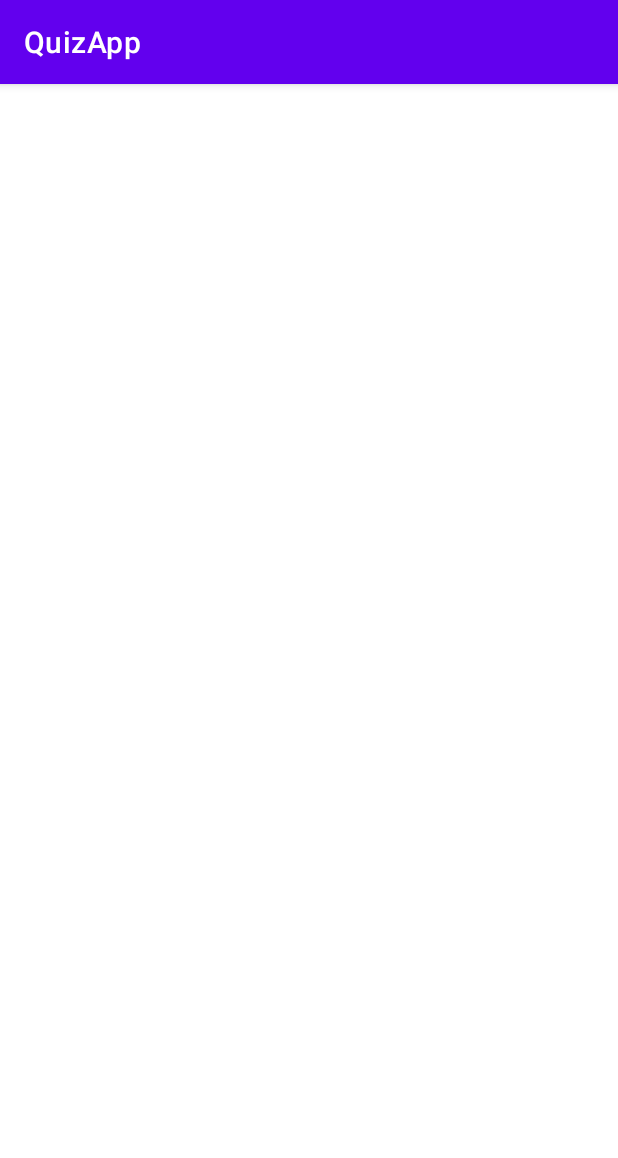
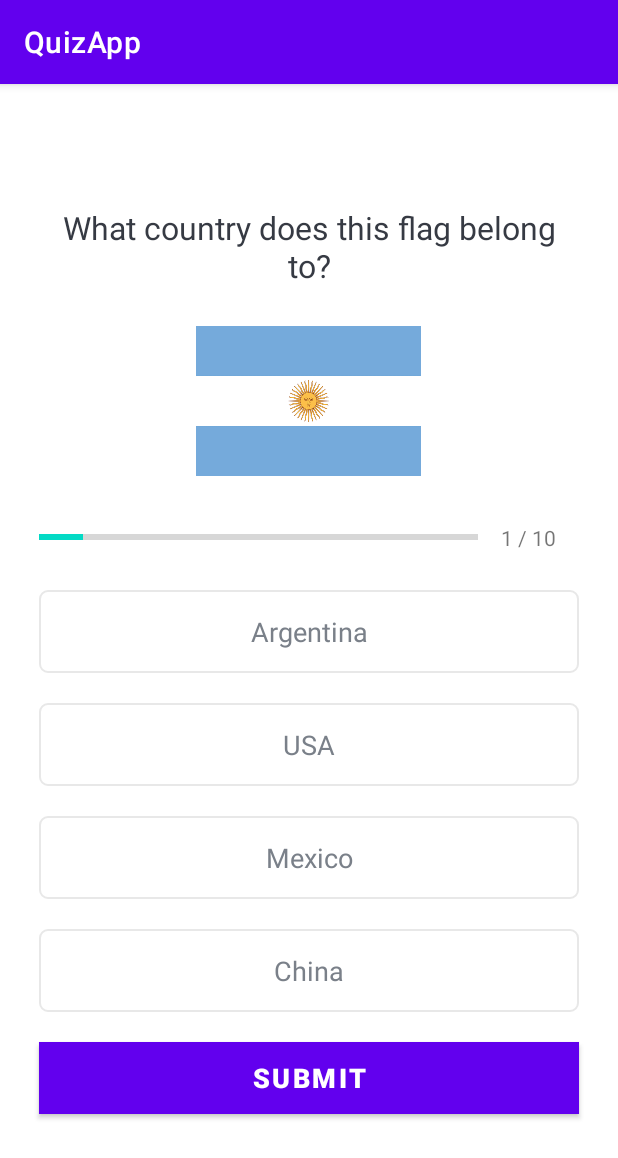
Before and after one commit to NaZeRhal/QuizApp, an Android app: the QuizQuestionsActivity screen opened directly, with no data from a screen before it, on a phone screen of 412 x 824 dp. Shown: the top 1158 px of the screen. Run offline under Robolectric (Android 15) with nearby library versions, the phone set to English and light mode, and no system bars.

Commit message:
Added quiz question activity

```diff
--- a/app/src/main/java/com/maxrzhe/quizapp/Constants.kt
+++ b/app/src/main/java/com/maxrzhe/quizapp/Constants.kt
@@ -12,8 +12,77 @@ object Constants {
             optionTwo = "USA",
             optionThree = "Mexico",
             optionFour = "China",
-            correctAnswer = 0
+            correctAnswer = 1
         )
+        val qu2 = Question(
+            id = 2,
+            question = "What country does this flag belong to?",
+            image = R.drawable.ic_flag_china,
+            optionOne = "Germany",
+            optionTwo = "Italy",
+            optionThree = "China",
+            optionFour = "Japan",
+            correctAnswer = 3
+        )
+        val qu3 = Question(
+            id = 3,
+            question = "What country does this flag belong to?",
+            image = R.drawable.ic_flag_france,
+            optionOne = "Portugal",
+            optionTwo = "France",
+            optionThree = "Sweden",
+            optionFour = "Ireland",
+            correctAnswer = 2
+        )
+        val qu4 = Question(
+            id = 4,
+            question = "What country does this flag belong to?",
+            image = R.drawable.ic_flag_sweden,
+            optionOne = "Argentina",
+            optionTwo = "Spain",
+            optionThree = "Sweden",
+            optionFour = "Germany",
+            correctAnswer = 3
+        )
+        val qu5 = Question(
+            id = 5,
+            question = "What country does this flag belong to?",
+            image = R.drawable.ic_flag_ireland,
+            optionOne = "Mexico",
+            optionTwo = "Portugal",
+            optionThree = "Sweden",
+            optionFour = "Ireland",
+            correctAnswer = 4
+        )
+
+        val qu6 = Question(
+            id = 6,
+            question = "What country does this flag belong to?",
+            image = R.drawable.ic_flag_italy,
+            optionOne = "Italy",
+            optionTwo = "France",
+            optionThree = "USA",
+            optionFour = "China",
+            correctAnswer = 1
+        )
+        val qu7 = Question(
+            id = 7,
+            question = "What country does this flag belong to?",
+            image = R.drawable.ic_flag_germany,
+            optionOne = "China",
+            optionTwo = "Ireland",
+            optionThree = "Spain",
+            optionFour = "Germany",
+            correctAnswer = 4
+        )
+
+        questionsList.add(qu1)
+        questionsList.add(qu2)
+        questionsList.add(qu3)
+        questionsList.add(qu4)
+        questionsList.add(qu5)
+        questionsList.add(qu6)
+        questionsList.add(qu7)
         return questionsList
     }
 }
--- a/app/src/main/java/com/maxrzhe/quizapp/QuizQuestionsActivity.kt
+++ b/app/src/main/java/com/maxrzhe/quizapp/QuizQuestionsActivity.kt
@@ -1,11 +1,122 @@
 package com.maxrzhe.quizapp
 
+import android.graphics.Typeface
 import androidx.appcompat.app.AppCompatActivity
 import android.os.Bundle
+import android.view.View
+import android.widget.TextView
+import androidx.core.content.ContextCompat
+import com.maxrzhe.quizapp.databinding.ActivityQuizQuestionsBinding
 
-class QuizQuestionsActivity : AppCompatActivity() {
+class QuizQuestionsActivity : AppCompatActivity(), View.OnClickListener {
+    private lateinit var binder: ActivityQuizQuestionsBinding
+    private lateinit var mQuestionList: List<Question>
+
+    private var mCurrentPosition: Int = 1
+    private var mSelectedOptionPosition: Int = 0
+
+
     override fun onCreate(savedInstanceState: Bundle?) {
         super.onCreate(savedInstanceState)
-        setContentView(R.layout.activity_quiz_questions_actiivity)
+        binder = ActivityQuizQuestionsBinding.inflate(layoutInflater)
+
+        with(binder) {
+            val view = root
+            setContentView(view)
+            mQuestionList = Constants.getQuestions()
+
+            setQuestion()
+
+            tvOptionOne.setOnClickListener(this@QuizQuestionsActivity)
+            tvOptionTwo.setOnClickListener(this@QuizQuestionsActivity)
+            tvOptionThree.setOnClickListener(this@QuizQuestionsActivity)
+            tvOptionFour.setOnClickListener(this@QuizQuestionsActivity)
+
+            btnSubmit.setOnClickListener(this@QuizQuestionsActivity)
+        }
+
+
+    }
+
+    private fun setQuestion() {
+        with(binder) {
+
+            val question = mQuestionList[mCurrentPosition - 1]
+
+            defaultOptionView()
+
+            pbProgress.progress = mCurrentPosition
+
+            val progressText = "$mCurrentPosition / ${pbProgress.max}"
+            tvProgress.text = progressText
+
+            tvQuestionId.text = question.question
+            ivImage.setImageResource(question.image)
+            tvOptionOne.text = question.optionOne
+            tvOptionTwo.text = question.optionTwo
+            tvOptionThree.text = question.optionThree
+            tvOptionFour.text = question.optionFour
+        }
+    }
+
+    private fun defaultOptionView() {
+        val options = ArrayList<TextView>()
+        with(binder) {
+            options.add(0, tvOptionOne)
+            options.add(1, tvOptionTwo)
+            options.add(2, tvOptionThree)
+            options.add(3, tvOptionFour)
+        }
+
+        options.forEach {
+            it.setTextColor(ContextCompat.getColor(this, R.color.textHint))
+            it.typeface = Typeface.DEFAULT
+            it.background = ContextCompat.getDrawable(this, R.drawable.default_option_border_bg)
+        }
+    }
+
+    private fun selectedOptionView(tv: TextView, selectedNum: Int) {
+        defaultOptionView()
+        mSelectedOptionPosition = selectedNum
+        with(tv) {
+            setTextColor(ContextCompat.getColor(this@QuizQuestionsActivity, R.color.textMain))
+            setTypeface(typeface, Typeface.BOLD)
+            background =
+                ContextCompat.getDrawable(this@QuizQuestionsActivity, R.drawable.selected_option_border_bg)
+        }
+    }
+
+    private fun answerView(answer: Int, drawableView: Int) {
+        with(binder) {
+            when (answer) {
+                1 -> tvOptionOne.background =
+                    ContextCompat.getDrawable(this@QuizQuestionsActivity, drawableView)
+                2 -> tvOptionTwo.background =
+                    ContextCompat.getDrawable(this@QuizQuestionsActivity, drawableView)
+                3 -> tvOptionThree.background =
+                    ContextCompat.getDrawable(this@QuizQuestionsActivity, drawableView)
+                4 -> tvOptionFour.background =
+                    ContextCompat.getDrawable(this@QuizQuestionsActivity, drawableView)
+
+            }
+        }
+
+    }
+
+    override fun onClick(v: View?) {
+        with(binder) {
+            when (v?.id) {
+                tvOptionOne.id -> selectedOptionView(tvOptionOne, 1)
+                tvOptionTwo.id -> selectedOptionView(tvOptionTwo, 2)
+                tvOptionThree.id -> selectedOptionView(tvOptionThree, 3)
+                tvOptionFour.id -> selectedOptionView(tvOptionFour, 4)
+                btnSubmit.id -> {
+                    if (mSelectedOptionPosition == 0) {
+                        mCurrentPosition++
+                    }
+                }
+            }
+        }
+
     }
 }
--- /dev/null
+++ b/app/src/main/res/drawable/correct_option_border_bg.xml
@@ -0,0 +1,7 @@
+<?xml version="1.0" encoding="utf-8"?>
+<shape xmlns:android="http://schemas.android.com/apk/res/android"
+    android:shape="rectangle">
+    <solid android:color="@android:color/holo_green_light" />
+    <corners android:radius="5dp"/>
+
+</shape>
--- /dev/null
+++ b/app/src/main/res/drawable/default_option_border_bg.xml
@@ -0,0 +1,10 @@
+<?xml version="1.0" encoding="utf-8"?>
+<shape xmlns:android="http://schemas.android.com/apk/res/android"
+    android:shape="rectangle">
+    <stroke
+        android:width="1dp"
+        android:color="#E8E8E8" />
+    <solid android:color="@android:color/white" />
+    <corners android:radius="5dp"/>
+
+</shape>
--- /dev/null
+++ b/app/src/main/res/drawable/incorrect_option_border_bg.xml
@@ -0,0 +1,7 @@
+<?xml version="1.0" encoding="utf-8"?>
+<shape xmlns:android="http://schemas.android.com/apk/res/android"
+    android:shape="rectangle">
+    <solid android:color="@android:color/holo_red_light" />
+    <corners android:radius="5dp"/>
+
+</shape>
--- /dev/null
+++ b/app/src/main/res/drawable/selected_option_border_bg.xml
@@ -0,0 +1,10 @@
+<?xml version="1.0" encoding="utf-8"?>
+<shape xmlns:android="http://schemas.android.com/apk/res/android"
+    android:shape="rectangle">
+    <stroke
+        android:width="2dp"
+        android:color="@color/purple_700" />
+    <solid android:color="@android:color/white" />
+    <corners android:radius="5dp"/>
+
+</shape>
--- a/app/src/main/res/layout/activity_main.xml
+++ b/app/src/main/res/layout/activity_main.xml
@@ -42,7 +42,7 @@
                 android:layout_height="wrap_content"
                 android:gravity="center"
                 android:text="Welcome"
-                android:textColor="#363A43"
+                android:textColor="@color/textMain"
                 android:textSize="30sp"
                 android:textStyle="bold" />
 
@@ -51,7 +51,7 @@
                 android:layout_height="wrap_content"
                 android:gravity="center"
                 android:text="Please enter your name"
-                android:textColor="#7A8089"
+                android:textColor="@color/textHint"
                 android:textSize="16sp" />
 
             <com.google.android.material.textfield.TextInputLayout
@@ -65,8 +65,8 @@
                     android:layout_width="match_parent"
                     android:layout_height="wrap_content"
                     android:hint="Name"
-                    android:textColor="#363A43"
-                    android:textColorHint="#7A8089" />
+                    android:textColor="@color/textMain"
+                    android:textColorHint="@color/textHint" />
             </com.google.android.material.textfield.TextInputLayout>
 
             <Button
@@ -76,6 +76,7 @@
                 android:layout_marginTop="16dp"
                 android:background="@color/purple_700"
                 android:text="Start"
+                android:textStyle="bold"
                 android:textSize="18sp"
                 />
         </LinearLayout>
--- /dev/null
+++ b/app/src/main/res/layout/activity_quiz_questions.xml
@@ -0,0 +1,126 @@
+<?xml version="1.0" encoding="utf-8"?>
+<ScrollView xmlns:android="http://schemas.android.com/apk/res/android"
+    xmlns:tools="http://schemas.android.com/tools"
+    android:layout_width="match_parent"
+    android:layout_height="match_parent"
+    android:fillViewport="true"
+    tools:context=".QuizQuestionsActivity">
+
+    <LinearLayout
+        android:layout_width="match_parent"
+        android:layout_height="wrap_content"
+        android:gravity="center"
+        android:orientation="vertical"
+        android:padding="16dp">
+
+        <TextView
+            android:id="@+id/tv_question_id"
+            android:layout_width="match_parent"
+            android:layout_height="wrap_content"
+            android:layout_margin="10dp"
+            android:gravity="center"
+            android:text="What country does this flag belong to?"
+            android:textColor="@color/textMain"
+            android:textSize="21sp" />
+
+        <ImageView
+            android:id="@+id/iv_image"
+            android:layout_width="150dp"
+            android:layout_height="100dp"
+            android:layout_marginTop="16dp"
+            android:scaleType="centerCrop"
+            android:src="@drawable/ic_flag_argentina" />
+
+        <LinearLayout
+            android:id="@+id/ll_progress_details"
+            android:layout_width="match_parent"
+            android:layout_height="wrap_content"
+            android:layout_marginTop="16dp"
+            android:layout_marginStart="10dp"
+            android:layout_marginEnd="10dp"
+            android:gravity="center_vertical"
+            android:orientation="horizontal">
+
+            <ProgressBar
+                android:id="@+id/pb_progress"
+                style="?android:attr/progressBarStyleHorizontal"
+                android:layout_width="0dp"
+                android:layout_height="wrap_content"
+                android:layout_weight="1"
+                android:indeterminate="false"
+                android:max="10"
+                android:minHeight="50dp"
+                android:progress="0" />
+
+            <TextView
+                android:id="@+id/tv_progress"
+                android:layout_width="wrap_content"
+                android:layout_height="wrap_content"
+                android:gravity="center"
+                android:padding="15dp"
+                android:text="0/10"
+                android:textColorHint="@color/textHint"
+                android:textSize="14sp" />
+        </LinearLayout>
+
+        <TextView
+            android:id="@+id/tv_option_one"
+            android:layout_width="match_parent"
+            android:layout_height="wrap_content"
+            android:layout_margin="10dp"
+            android:background="@drawable/default_option_border_bg"
+            android:gravity="center"
+            android:padding="15dp"
+            android:text="Apple"
+            android:textColorHint="@color/textHint"
+            android:textSize="18sp" />
+
+        <TextView
+            android:id="@+id/tv_option_two"
+            android:layout_width="match_parent"
+            android:layout_height="wrap_content"
+            android:layout_margin="10dp"
+            android:background="@drawable/default_option_border_bg"
+            android:gravity="center"
+            android:padding="15dp"
+            android:text="Google"
+            android:textColorHint="@color/textHint"
+            android:textSize="18sp" />
+
+        <TextView
+            android:id="@+id/tv_option_three"
+            android:layout_width="match_parent"
+            android:layout_height="wrap_content"
+            android:layout_margin="10dp"
+            android:background="@drawable/default_option_border_bg"
+            android:gravity="center"
+            android:padding="15dp"
+            android:text="Android"
+            android:textColorHint="@color/textHint"
+            android:textSize="18sp" />
+
+        <TextView
+            android:id="@+id/tv_option_four"
+            android:layout_width="match_parent"
+            android:layout_height="wrap_content"
+            android:layout_margin="10dp"
+            android:background="@drawable/default_option_border_bg"
+            android:gravity="center"
+            android:padding="15dp"
+            android:text="Nokia"
+            android:textColorHint="@color/textHint"
+            android:textSize="18sp" />
+
+        <Button
+            android:id="@+id/btn_submit"
+            android:layout_width="match_parent"
+            android:layout_height="wrap_content"
+            android:layout_margin="10dp"
+            android:background="@color/purple_700"
+            android:text="Submit"
+            android:textColor="@android:color/white"
+            android:textSize="18sp"
+            android:textStyle="bold" />
+    </LinearLayout>
+
+</ScrollView>
--- a/app/src/main/res/layout/activity_quiz_questions_actiivity.xml
+++ /dev/null
@@ -1,9 +0,0 @@
-<?xml version="1.0" encoding="utf-8"?>
-<androidx.constraintlayout.widget.ConstraintLayout xmlns:android="http://schemas.android.com/apk/res/android"
-    xmlns:app="http://schemas.android.com/apk/res-auto"
-    xmlns:tools="http://schemas.android.com/tools"
-    android:layout_width="match_parent"
-    android:layout_height="match_parent"
-    tools:context=".QuizQuestionsActivity">
-
-</androidx.constraintlayout.widget.ConstraintLayout>
--- a/app/src/main/res/values/colors.xml
+++ b/app/src/main/res/values/colors.xml
@@ -7,4 +7,6 @@
     <color name="teal_700">#FF018786</color>
     <color name="black">#FF000000</color>
     <color name="white">#FFFFFFFF</color>
+    <color name="textMain">#363A43</color>
+    <color name="textHint">#7A8089</color>
 </resources>
```
